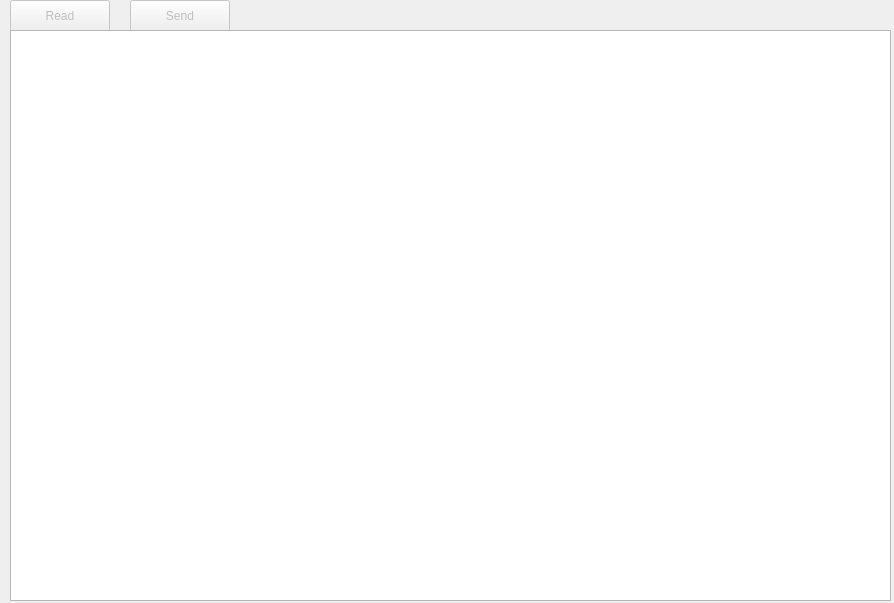
This is Widgets/parameterform.ui in hegoku/DroneControlCenter as Qt 5 draws it before an edit. The edited form follows.
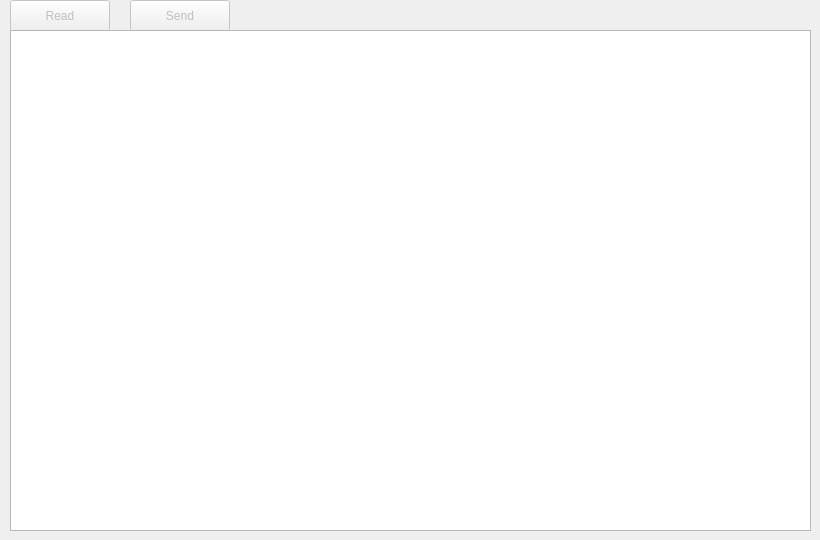
This is the edited form.

The edit to the form file:
```diff
--- a/Widgets/parameterform.ui
+++ b/Widgets/parameterform.ui
@@ -6,8 +6,8 @@
    <rect>
     <x>0</x>
     <y>0</y>
-    <width>894</width>
-    <height>603</height>
+    <width>820</width>
+    <height>540</height>
    </rect>
   </property>
   <property name="windowTitle">
@@ -50,8 +50,8 @@
     <rect>
      <x>10</x>
      <y>30</y>
-     <width>881</width>
-     <height>571</height>
+     <width>801</width>
+     <height>501</height>
     </rect>
    </property>
   </widget>
```
